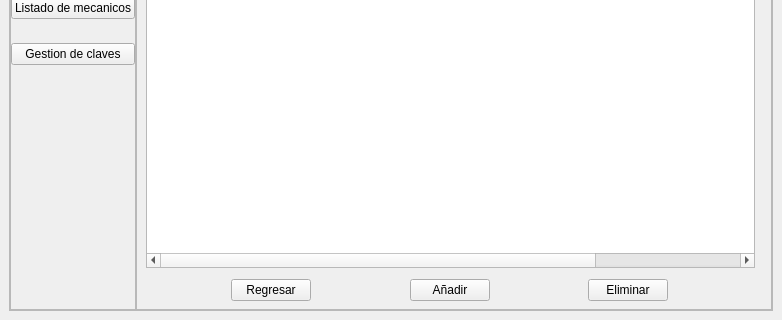
This is views/main.ui in Alaan20/TP_FINAL-POO as Qt 5 draws it before an edit; both pictures show x 0 to 782 and y 304 to 624 of the 782 by 624 pixel window. The edited form follows.
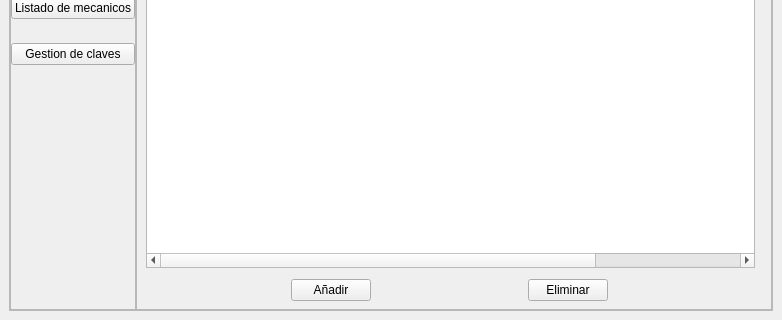
This is the edited form. The open tabs and pages were chosen to show the change. Icons and pictures are not drawn.

```diff
--- a/views/main.ui
+++ b/views/main.ui
@@ -3684,30 +3684,6 @@
                </rect>
               </property>
               <layout class="QHBoxLayout" name="horizontalLayout_21">
-               <item>
-                <spacer name="horizontalSpacer_10">
-                 <property name="orientation">
-                  <enum>Qt::Horizontal</enum>
-                 </property>
-                 <property name="sizeHint" stdset="0">
-                  <size>
-                   <width>40</width>
-                   <height>20</height>
-                  </size>
-                 </property>
-                </spacer>
-               </item>
-               <item>
-                <widget class="QPushButton" name="pushButton_17">
-                 <property name="text">
-                  <string>Regresar</string>
-                 </property>
-                 <property name="icon">
-                  <iconset>
-                   <normaloff>../icons/back_normal_hover.png</normaloff>../icons/back_normal_hover.png</iconset>
-                 </property>
-                </widget>
-               </item>
                <item>
                 <spacer name="horizontalSpacer_29">
                  <property name="orientation">
```
Left out of the diff: 18 changed lines with no effect on the pictures.
